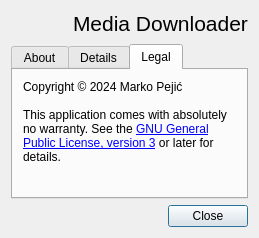
Above: src/media_downloader/ui/about_dialog.ui from markop404/media-downloader before the change. Below: the same form after it.
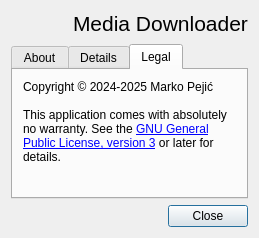
That is the form after the change. The open tabs and pages were chosen to show the change. Icons and pictures are not drawn.

What changed in the file:
```diff
--- a/src/media_downloader/ui/about_dialog.ui
+++ b/src/media_downloader/ui/about_dialog.ui
@@ -225,7 +225,7 @@
        <item>
         <widget class="QLabel" name="copyrightLabel">
          <property name="text">
-          <string>Copyright © 2024 Marko Pejić&lt;br&gt;&lt;br&gt;This application comes with absolutely no warranty. See the &lt;a href=&quot;https://www.gnu.org/licenses/gpl-3.0.html&quot;&gt;GNU General Public License, version 3&lt;/a&gt; or later for details.</string>
+          <string>Copyright © 2024-2025 Marko Pejić&lt;br&gt;&lt;br&gt;This application comes with absolutely no warranty. See the &lt;a href=&quot;https://www.gnu.org/licenses/gpl-3.0.html&quot;&gt;GNU General Public License, version 3&lt;/a&gt; or later for details.</string>
          </property>
          <property name="alignment">
           <set>Qt::AlignmentFlag::AlignLeading|Qt::AlignmentFlag::AlignLeft|Qt::AlignmentFlag::AlignTop</set>
```
